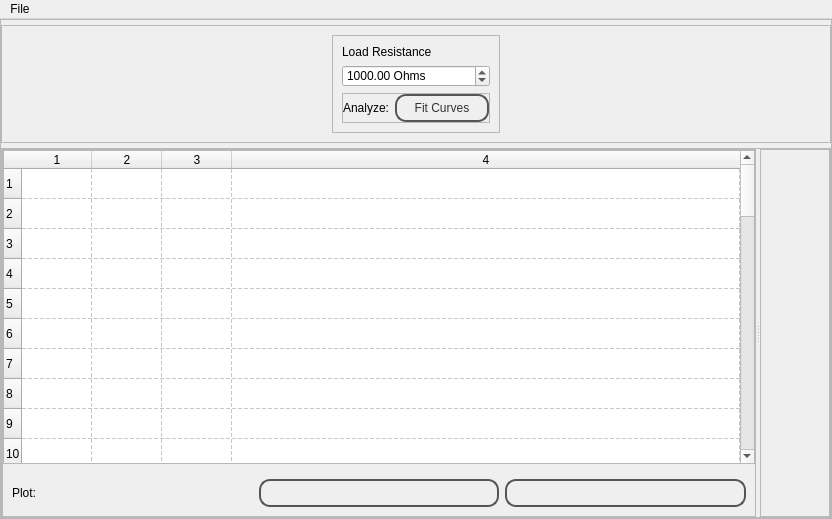
The window that SEEL/templates/template_xc.ui (jithinbp/SEELablet) describes before a commit, drawn with Qt 5.
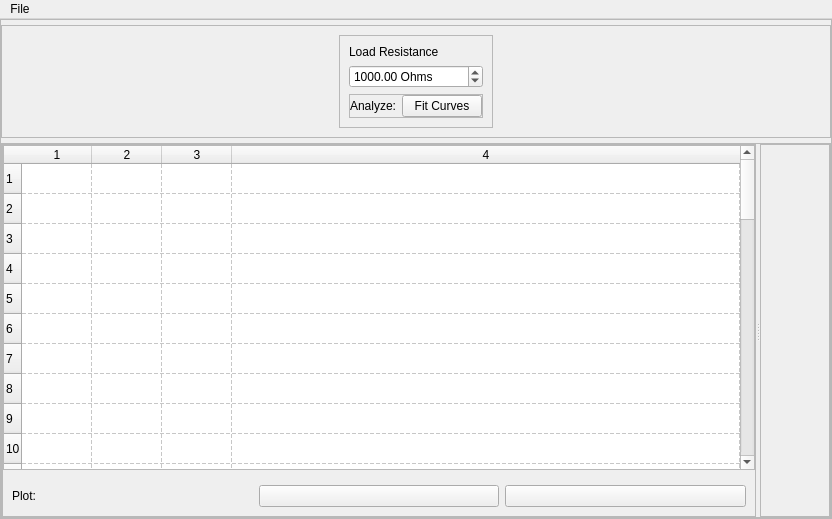
The same window after the commit.

```diff
--- a/SEEL/templates/template_xc.ui
+++ b/SEEL/templates/template_xc.ui
@@ -13,49 +13,6 @@
   <property name="windowTitle">
    <string>MainWindow</string>
   </property>
-  <property name="styleSheet">
-   <string notr="true">QPushButton {
-color: #333;
-border: 2px solid #555;
-border-radius: 11px;
-padding: 5px;
-background: qradialgradient(cx: 0.3, cy: -0.4,
-fx: 0.3, fy: -0.4,
-radius: 1.35, stop: 0 #fff, stop: 1 #888);
-min-width: 80px;
-}
-
-QPushButton:pressed {
-background: qradialgradient(cx: 0.4, cy: -0.1,
-fx: 0.4, fy: -0.1,
-radius: 1.35, stop: 0 #fff, stop: 1 #ddd);
-}
-
-QFrame.PeripheralCollection{
-border-top-left-radius: 5px;
-border-top-right-radius: 5px;
-border: 1px solid black;
-background: qlineargradient(x1: 0, y1: 0, x2: 0, y2: 1,
-stop: 0 #6af, stop: 0.1 #689);
-}
-QFrame.PeripheralCollection QLabel {
-color: white;
-font-weight: bold;
-}
-
-QFrame.PeripheralCollectionInner {
-background: qlineargradient(x1: 0, y1: 0, x2: 0, y2: 1,
-stop: 0 #abe, stop: 0.7 #aba);
-border: none;
-border-top: 1px solid black;
-}
-
-QFrame.PeripheralCollectionInner QLabel{
-color: black;
-}
-
-</string>
-  </property>
   <widget class="QWidget" name="centralwidget">
    <layout class="QGridLayout" name="gridLayout_3">
     <property name="margin">
```
